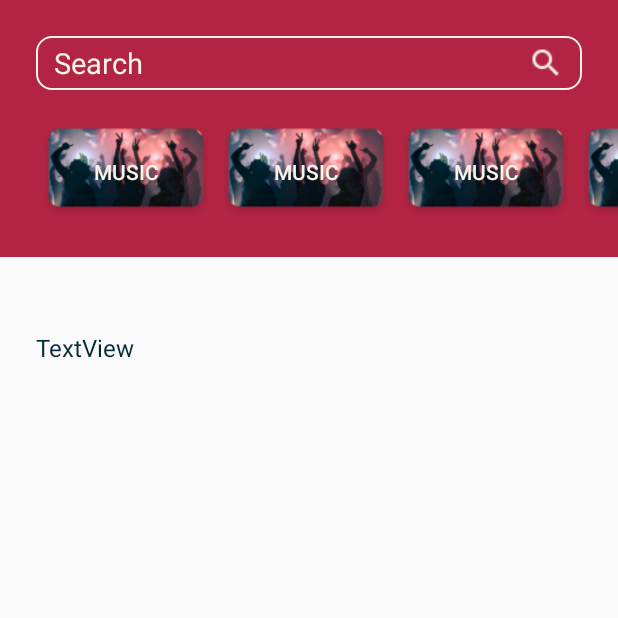
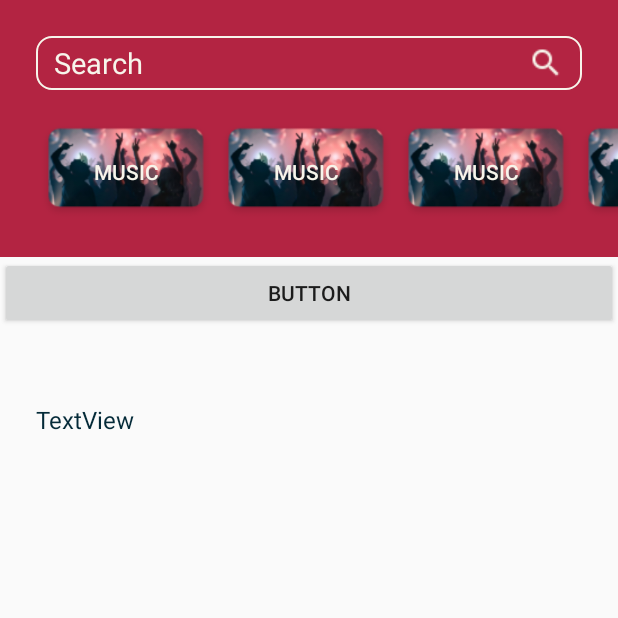
Before and after one commit to Fyrost/ContentFinder, an Android app: the screen it shows after launch (MainActivity), on a phone screen of 412 x 824 dp, the top half of it. Run offline under Robolectric (Android 15) with nearby library versions, the phone set to English and light mode, and no system bars; libraries missing offline, so code that uses them is left out: com.jakewharton.retrofit2.

Commit message:
[:lipstick:] added button to main for testing

```diff
--- a/workspace/app/src/main/res/layout/main_page.xml
+++ b/workspace/app/src/main/res/layout/main_page.xml
@@ -11,6 +11,10 @@
             app:layout_constraintTop_toTopOf="parent"
             app:layout_constraintBottom_toBottomOf="parent">
         <include android:id="@+id/title_bar" layout="@layout/title_bar"/>
+        <Button
+                android:text="Button"
+                android:layout_width="match_parent"
+                android:layout_height="wrap_content" android:id="@+id/test_button_main"/>
         <TextView
                 android:text="TextView"
                 android:layout_width="match_parent"
```
